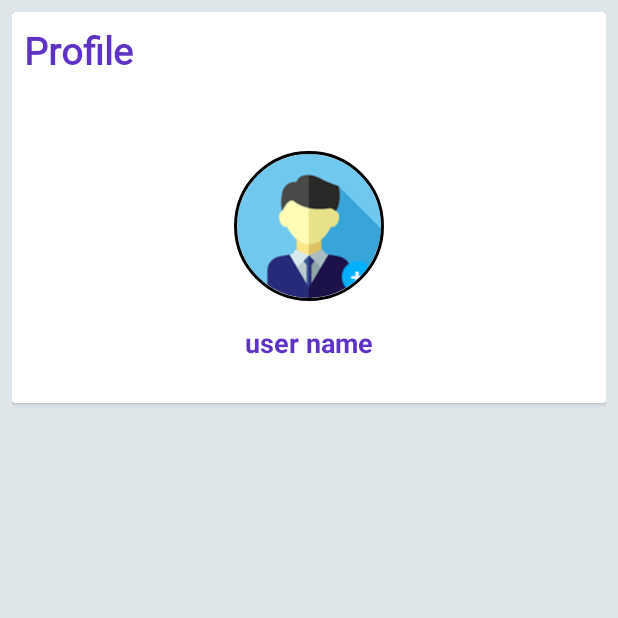
After one commit to himanshu8686/chatterbox, an Android app: the fragment ProfileFragment shown on its own in the app's theme, on a phone screen of 412 x 824 dp, the top half of it. The commit adds this screen. Run offline under Robolectric (Android 15) with nearby library versions, the phone set to English and light mode, and no system bars; our stand-ins replace CircleImageView, Firebase (no records; nobody signed in at launch, a user with empty details on screens opened directly); 4 statements that could not run were skipped.

Commit message:
Profile photo set perfectly and is setted only once we can update this too

```diff
--- a/app/build.gradle
+++ b/app/build.gradle
@@ -39,4 +39,5 @@ dependencies {
     implementation 'de.hdodenhof:circleimageview:3.1.0'
     implementation 'com.github.bumptech.glide:glide:4.11.0'
     implementation 'androidx.recyclerview:recyclerview:1.1.0'
+    implementation 'com.google.firebase:firebase-storage:19.1.1'
 }
--- a/app/src/main/AndroidManifest.xml
+++ b/app/src/main/AndroidManifest.xml
@@ -3,6 +3,8 @@
     package="com.yash.chatterbox">
 
     <uses-permission android:name="android.permission.INTERNET" />
+    <uses-permission android:name="android.permission.WRITE_EXTERNAL_STORAGE"/>
+    <uses-permission android:name="android.permission.READ_EXTERNAL_STORAGE"/>
 
     <application
         android:allowBackup="true"
--- a/app/src/main/java/com/yash/chatterbox/activities/MainActivity.java
+++ b/app/src/main/java/com/yash/chatterbox/activities/MainActivity.java
@@ -23,6 +23,7 @@ import com.google.firebase.database.ValueEventListener;
 import com.yash.chatterbox.R;
 import com.yash.chatterbox.adapters.ViewPagerAdapter;
 import com.yash.chatterbox.fragments.ChatsFragment;
+import com.yash.chatterbox.fragments.ProfileFragment;
 import com.yash.chatterbox.fragments.UsersFragment;
 import com.yash.chatterbox.model.User;
 
@@ -64,6 +65,7 @@ public class MainActivity extends AppCompatActivity implements View.OnClickListe
         viewPagerAdapter=new ViewPagerAdapter(getSupportFragmentManager(), FragmentStatePagerAdapter.BEHAVIOR_RESUME_ONLY_CURRENT_FRAGMENT);
         viewPagerAdapter.addFragment(new ChatsFragment(),"Chats");
         viewPagerAdapter.addFragment(new UsersFragment(),"Users");
+        viewPagerAdapter.addFragment(new ProfileFragment(),"Profile");
         view_pager.setAdapter(viewPagerAdapter);
         tab_layout.setupWithViewPager(view_pager);
     }
--- /dev/null
+++ b/app/src/main/java/com/yash/chatterbox/fragments/ProfileFragment.java
@@ -0,0 +1,204 @@
+package com.yash.chatterbox.fragments;
+
+
+import android.content.ContentResolver;
+import android.content.Intent;
+import android.net.Uri;
+import android.os.Bundle;
+
+import androidx.annotation.NonNull;
+import androidx.annotation.Nullable;
+import androidx.fragment.app.Fragment;
+import de.hdodenhof.circleimageview.CircleImageView;
+
+import android.view.LayoutInflater;
+import android.view.View;
+import android.view.ViewGroup;
+import android.webkit.MimeTypeMap;
+import android.widget.ProgressBar;
+import android.widget.TextView;
+import android.widget.Toast;
+
+import com.bumptech.glide.Glide;
+import com.google.android.gms.tasks.Continuation;
+import com.google.android.gms.tasks.OnCompleteListener;
+import com.google.android.gms.tasks.OnFailureListener;
+import com.google.android.gms.tasks.Task;
+import com.google.firebase.auth.FirebaseAuth;
+import com.google.firebase.auth.FirebaseUser;
+import com.google.firebase.database.DataSnapshot;
+import com.google.firebase.database.DatabaseError;
+import com.google.firebase.database.DatabaseReference;
+import com.google.firebase.database.FirebaseDatabase;
+import com.google.firebase.database.ValueEventListener;
+import com.google.firebase.storage.FirebaseStorage;
+import com.google.firebase.storage.StorageReference;
+import com.google.firebase.storage.StorageTask;
+import com.google.firebase.storage.UploadTask;
+import com.yash.chatterbox.R;
+import com.yash.chatterbox.model.User;
+
+import java.util.HashMap;
+
+import static android.app.Activity.RESULT_OK;
+
+/**
+ * A simple {@link Fragment} subclass.
+ */
+public class ProfileFragment extends Fragment {
+
+    private CircleImageView profile_image;
+    private TextView tv_userName;
+    private ProgressBar progress_circular;
+    private FirebaseUser firebaseUser;
+    private DatabaseReference databaseReference;
+    private StorageReference storageReference;
+
+    private static final int IMAGE_REQUEST=1;
+    private Uri imageUri;
+    private StorageTask uploadTask;
+
+    public ProfileFragment() {
+        // Required empty public constructor
+    }
+
+
+    @Override
+    public View onCreateView(LayoutInflater inflater, ViewGroup container,
+                             Bundle savedInstanceState) {
+        View view=inflater.inflate(R.layout.fragment_profile, container, false);
+        profile_image=view.findViewById(R.id.profile_image);
+        tv_userName=view.findViewById(R.id.tv_userName);
+        progress_circular=view.findViewById(R.id.progress_circular);
+        storageReference= FirebaseStorage.getInstance().getReference("uploads");
+
+        putUserDetailsIntoProfileFragment();
+
+        profile_image.setOnClickListener(new View.OnClickListener()
+        {
+            @Override
+            public void onClick(View v) {
+                openImage();
+            }
+        });
+        return view;
+    }
+
+    private void putUserDetailsIntoProfileFragment() {
+        firebaseUser= FirebaseAuth.getInstance().getCurrentUser();
+        databaseReference= FirebaseDatabase.getInstance().getReference("Users").child(firebaseUser.getUid());
+        databaseReference.addValueEventListener(new ValueEventListener() {
+            @Override
+            public void onDataChange(@NonNull DataSnapshot dataSnapshot) {
+                User user= dataSnapshot.getValue(User.class);
+                tv_userName.setText(user.getUserName());
+                if (user.getImageUrl().equals("default"))
+                {
+                    profile_image.setImageResource(R.drawable.userphoto);
+                }
+                else {
+                    Glide.with(getContext())
+                            .load(user.getImageUrl())
+                            .placeholder(R.drawable.userphoto).into(profile_image);
+                }
+            }
+
+            @Override
+            public void onCancelled(@NonNull DatabaseError databaseError) {
+
+            }
+        });
+    }
+
+    private void openImage()
+    {
+        Intent intent=new Intent();
+        intent.setType("image/*");
+        intent.setAction(Intent.ACTION_GET_CONTENT);
+        startActivityForResult(intent,IMAGE_REQUEST);
+    }
+
+    private String getFileExtension(Uri uri)
+    {
+        ContentResolver contentResolver=getContext().getContentResolver();
+        MimeTypeMap mimeTypeMap=MimeTypeMap.getSingleton();
+        return mimeTypeMap.getExtensionFromMimeType(contentResolver.getType(uri));
+    }
+
+    private void uploadImage()
+    {
+        //progress bar will be showing
+        profile_image.setVisibility(View.GONE);
+        progress_circular.setVisibility(View.VISIBLE);
+
+        if (imageUri!=null)
+        {
+            final StorageReference fileReference =storageReference.child(firebaseUser.getUid()
+            +"."+getFileExtension(imageUri));
+
+            uploadTask=fileReference.putFile(imageUri);
+            uploadTask.continueWithTask(new Continuation<UploadTask.TaskSnapshot,Task<Uri>>()
+            {
+                @Override
+                public Task<Uri> then(@NonNull Task<UploadTask.TaskSnapshot> task) throws Exception {
+                    if (!task.isSuccessful())
+                    {
+                        throw task.getException();
+                    }
+                    return fileReference.getDownloadUrl();
+                }
+            }).addOnCompleteListener(new OnCompleteListener() {
+                @Override
+                public void onComplete(@NonNull Task task) {
+                    if (task.isSuccessful())
+                    {
+                        Uri downloadUri= (Uri) task.getResult();
+                        String mUri=downloadUri.toString();
+
+                        databaseReference=FirebaseDatabase.getInstance().getReference("Users")
+                                .child(firebaseUser.getUid());
+                        HashMap<String, Object> map=new HashMap<>();
+                        map.put("imageUrl",mUri);
+                        databaseReference.updateChildren(map);
+
+                        //prograss bar dismiss
+                        profile_image.setVisibility(View.VISIBLE);
+                        progress_circular.setVisibility(View.GONE);
+                    }
+                    else {
+                        Toast.makeText(getContext(), "Failed!", Toast.LENGTH_SHORT).show();
+                        //prograss bar dismiss
+                        profile_image.setVisibility(View.VISIBLE);
+                        progress_circular.setVisibility(View.GONE);
+                    }
+                }
+            }).addOnFailureListener(new OnFailureListener() {
+                @Override
+                public void onFailure(@NonNull Exception e) {
+                    Toast.makeText(getContext(), e.getMessage(), Toast.LENGTH_SHORT).show();
+                    //prograss bar dismiss
+                    profile_image.setVisibility(View.VISIBLE);
+                    progress_circular.setVisibility(View.GONE);
+                }
+            });
+        }else {
+            Toast.makeText(getContext(), "No Image Selected", Toast.LENGTH_SHORT).show();
+        }
+    }
+
+    @Override
+    public void onActivityResult(int requestCode, int resultCode, @Nullable Intent data) {
+        super.onActivityResult(requestCode, resultCode, data);
+        if (requestCode== IMAGE_REQUEST && resultCode == RESULT_OK && data!=null && data.getData()!=null)
+        {
+            imageUri=data.getData();
+            if (uploadTask!=null && uploadTask.isInProgress())
+            {
+                Toast.makeText(getContext(), "Upload in Progress", Toast.LENGTH_SHORT).show();
+            }
+            else {
+                uploadImage();
+            }
+        }
+    }
+}
--- /dev/null
+++ b/app/src/main/res/layout/fragment_profile.xml
@@ -0,0 +1,64 @@
+<?xml version="1.0" encoding="utf-8"?>
+<LinearLayout xmlns:android="http://schemas.android.com/apk/res/android"
+    xmlns:tools="http://schemas.android.com/tools"
+    android:layout_width="match_parent"
+    android:layout_height="match_parent"
+    xmlns:app="http://schemas.android.com/apk/res-auto"
+    android:padding="8dp"
+    android:background="@color/user_itm_color"
+    tools:context=".fragments.ProfileFragment">
+
+    <androidx.cardview.widget.CardView
+        android:id="@+id/cardView"
+        android:layout_width="match_parent"
+        android:layout_height="wrap_content">
+
+        <LinearLayout
+            android:layout_width="match_parent"
+            android:layout_height="wrap_content"
+            android:orientation="vertical"
+            android:padding="8dp">
+
+            <TextView
+                android:layout_width="wrap_content"
+                android:layout_height="wrap_content"
+                android:text="Profile"
+                android:textColor="@color/colorPrimaryDark"
+                android:textStyle="bold"
+                android:textSize="25dp"
+                android:fontFamily="@font/baloo"/>
+
+            <de.hdodenhof.circleimageview.CircleImageView
+                android:id="@+id/profile_image"
+                android:layout_width="100dp"
+                android:layout_height="100dp"
+                android:layout_gravity="center"
+                android:layout_marginTop="50dp"
+                android:src="@drawable/userphoto"
+                app:civ_border_width="2dp"
+                app:civ_border_color="#FF000000"
+                >
+            </de.hdodenhof.circleimageview.CircleImageView>
+
+            <ProgressBar
+                android:id="@+id/progress_circular"
+                android:layout_width="wrap_content"
+                android:layout_height="wrap_content"
+                android:visibility="gone"
+                android:layout_gravity="center"/>
+                <TextView
+                    android:id="@+id/tv_userName"
+                    android:layout_width="match_parent"
+                    android:layout_height="wrap_content"
+                    android:text="user name"
+                    android:layout_marginTop="15dp"
+                    android:textColor="@color/colorPrimaryDark"
+                    android:gravity="center"
+                    android:textStyle="bold"
+                    android:textSize="18sp"
+                    android:layout_marginBottom="20dp"
+                    />
+        </LinearLayout>
+    </androidx.cardview.widget.CardView>
+
+</LinearLayout>
```
